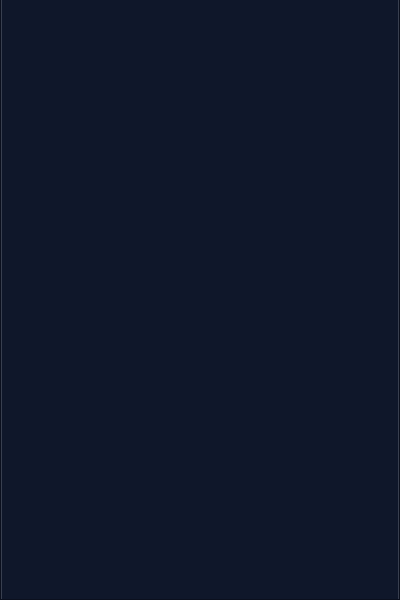
This is ui/main_window.ui in EXE88/LithiumVPN-windows as Qt 5 draws it before an edit. The edited form follows.
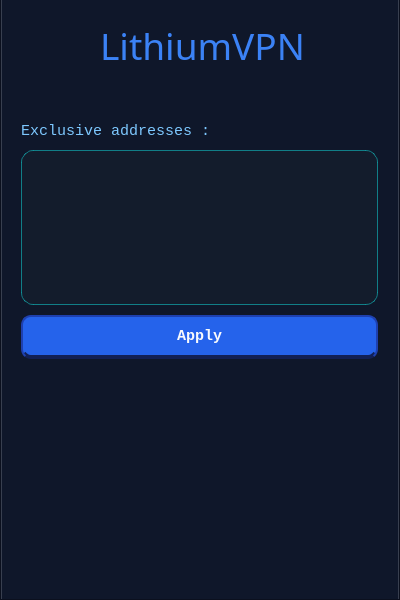
This is the edited form. The open tabs and pages were chosen to show the change. Icons and pictures are not drawn.

Commit message: implement exclusive proxy address management with UI integration

Patch:
```diff
--- a/ui/main_window.ui
+++ b/ui/main_window.ui
@@ -47,6 +47,12 @@
       <height>631</height>
      </rect>
     </property>
+    <property name="font">
+     <font>
+      <family>Roboto Mono</family>
+      <pointsize>10</pointsize>
+     </font>
+    </property>
     <property name="currentIndex">
      <number>0</number>
     </property>
@@ -1217,6 +1223,197 @@
      <attribute name="title">
       <string>Page</string>
      </attribute>
+     <widget class="QLabel" name="settingsHeaderText">
+      <property name="geometry">
+       <rect>
+        <x>80</x>
+        <y>20</y>
+        <width>241</width>
+        <height>51</height>
+       </rect>
+      </property>
+      <property name="font">
+       <font>
+        <family>Roboto Mono</family>
+        <pointsize>28</pointsize>
+       </font>
+      </property>
+      <property name="styleSheet">
+       <string notr="true">color:qlineargradient(spread:pad, x1:0.5, y1:1, x2:0.488636, y2:0, stop:0 rgba(59, 130, 246, 255), stop:1 rgba(6, 182, 212, 255))</string>
+      </property>
+      <property name="text">
+       <string>LithiumVPN</string>
+      </property>
+      <property name="alignment">
+       <set>Qt::AlignmentFlag::AlignCenter</set>
+      </property>
+     </widget>
+     <widget class="QWidget" name="verticalLayoutWidget">
+      <property name="geometry">
+       <rect>
+        <x>7</x>
+        <y>110</y>
+        <width>381</width>
+        <height>261</height>
+       </rect>
+      </property>
+      <layout class="QVBoxLayout" name="settingsProxyExclusivesLayout">
+       <property name="spacing">
+        <number>10</number>
+       </property>
+       <property name="leftMargin">
+        <number>12</number>
+       </property>
+       <property name="topMargin">
+        <number>12</number>
+       </property>
+       <property name="rightMargin">
+        <number>12</number>
+       </property>
+       <property name="bottomMargin">
+        <number>12</number>
+       </property>
+       <item>
+        <widget class="QLabel" name="settingsProxyExclusivesTopicText">
+         <property name="font">
+          <font>
+           <family>Consolas</family>
+           <pointsize>11</pointsize>
+          </font>
+         </property>
+         <property name="toolTip">
+          <string/>
+         </property>
+         <property name="statusTip">
+          <string/>
+         </property>
+         <property name="whatsThis">
+          <string/>
+         </property>
+         <property name="styleSheet">
+          <string notr="true">color:rgb(125, 200, 255);</string>
+         </property>
+         <property name="text">
+          <string>Exclusive addresses : </string>
+         </property>
+        </widget>
+       </item>
+       <item>
+        <widget class="QPlainTextEdit" name="settingsProxyExclusivesTextEdit">
+         <property name="font">
+          <font>
+           <family>Consolas</family>
+           <pointsize>-1</pointsize>
+          </font>
+         </property>
+         <property name="toolTip">
+          <string/>
+         </property>
+         <property name="styleSheet">
+          <string notr="true">QPlainTextEdit#settingsProxyExclusivesTextEdit {
+    background-color: rgb(19, 28, 44);
+    color: #e6eef6;
+    border: 1px solid rgba(17,186,189,160);
+    border-radius: 12px;
+    padding: 12px;
+    font-family: Consolas, &quot;Courier New&quot;, monospace;
+    font-size: 13px;
+    selection-background-color: rgba(59,130,246,0.25);
+    selection-color: white;
+}
+
+QPlainTextEdit#settingsProxyExclusivesTextEdit:focus {
+    border: 1px solid rgba(59,130,246,220);
+    background-color: rgb(21, 34, 58);
+}
+
+QPlainTextEdit#settingsProxyExclusivesTextEdit QScrollBar:vertical {
+    background: transparent;
+    width: 12px;
+    margin: 6px 0px 6px 0px;
+}
+
+QPlainTextEdit#settingsProxyExclusivesTextEdit QScrollBar::groove:vertical {
+    background: rgba(255,255,255,0.02);
+    border-radius: 10px;
+}
+
+QPlainTextEdit#settingsProxyExclusivesTextEdit QScrollBar::handle:vertical {
+    background: rgba(255,255,255,0.85);
+    min-height: 36px;
+    border-radius: 999px;
+    border: 1px solid rgba(255,255,255,0.25);
+    margin: 4px 2px 4px 2px;
+}
+
+QPlainTextEdit#settingsProxyExclusivesTextEdit QScrollBar::handle:vertical:hover {
+    background: rgba(255,255,255,0.95);
+}
+QPlainTextEdit#settingsProxyExclusivesTextEdit QScrollBar::handle:vertical:pressed {
+    background: rgba(255,255,255,1.0);
+    margin-top: 5px;
+}
+QPlainTextEdit#settingsProxyExclusivesTextEdit QScrollBar::sub-line:vertical,
+QPlainTextEdit#settingsProxyExclusivesTextEdit QScrollBar::add-line:vertical {
+    height: 0px;
+}
+QPlainTextEdit#settingsProxyExclusivesTextEdit QScrollBar::sub-page:vertical,
+QPlainTextEdit#settingsProxyExclusivesTextEdit QScrollBar::add-page:vertical {
+    background: transparent;
+}
+
+QPlainTextEdit#settingsProxyExclusivesTextEdit QScrollBar:horizontal { height: 12px; margin: 0px 6px; }
+QPlainTextEdit#settingsProxyExclusivesTextEdit QScrollBar::handle:horizontal {
+    background: rgba(255,255,255,0.85);
+    min-width: 36px;
+    border-radius: 999px;
+    border: 1px solid rgba(255,255,255,0.25);
+    margin: 2px 4px 2px 4px;
+}</string>
+         </property>
+        </widget>
+       </item>
+       <item>
+        <widget class="QPushButton" name="settingsProxyExclusivesApplyButton">
+         <property name="font">
+          <font>
+           <family>Consolas</family>
+           <pointsize>11</pointsize>
+           <bold>true</bold>
+          </font>
+         </property>
+         <property name="styleSheet">
+          <string notr="true">QPushButton#settingsProxyExclusivesApplyButton {
+    /* رنگِ تنظیمات: یک آبی-سرد ملایم (هماهنگ با selection و focus) */
+    background-color: #2563EB;   /* blue-600 */
+    color: #f8fafc;
+    border-radius: 10px;
+    padding: 10px 18px;
+    font-weight: bold;
+    border: 2px solid #1e40af;   /* آبی تیره‌تر برای کنتراست */
+    border-bottom: 4px solid #122055;
+    outline: none;
+}
+
+/* hover و pressed — از استایل قبلی استفاده می‌کنیم ولی با همان رنگ‌بندی آبی */
+QPushButton#settingsProxyExclusivesApplyButton:hover {
+    background-color: #3b82f6;
+}
+QPushButton#settingsProxyExclusivesApplyButton:pressed {
+    background-color: #1e40af;
+    border: 2px solid #122055;
+    border-top: 4px solid #122055;
+    padding-top: 12px;
+    padding-bottom: 8px;
+}</string>
+         </property>
+         <property name="text">
+          <string>Apply</string>
+         </property>
+        </widget>
+       </item>
+      </layout>
+     </widget>
     </widget>
    </widget>
    <widget class="QWidget" name="sideMenu" native="true">
```
The commit also changes 4 other files.
